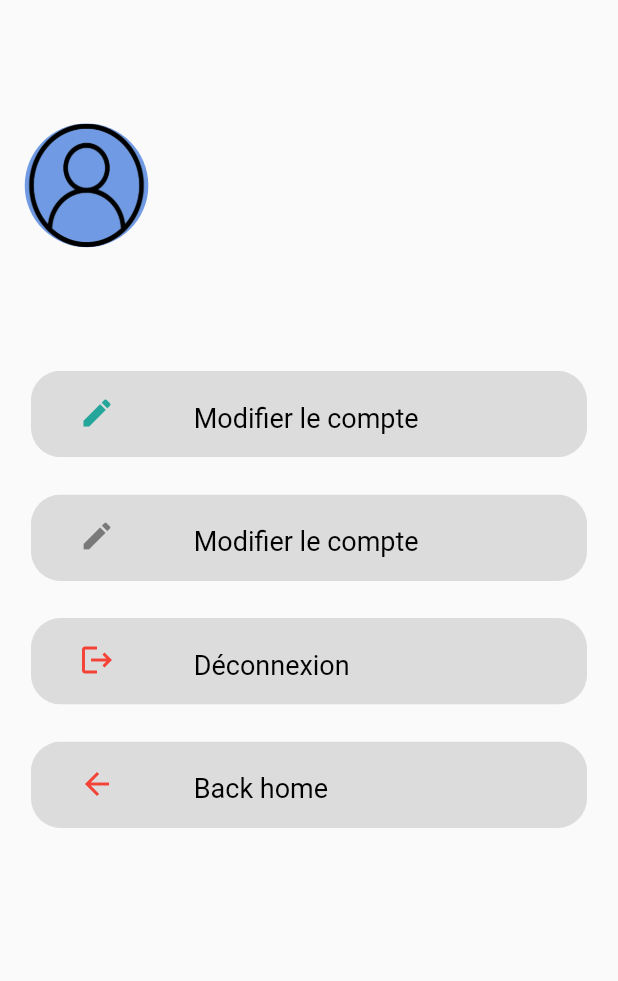
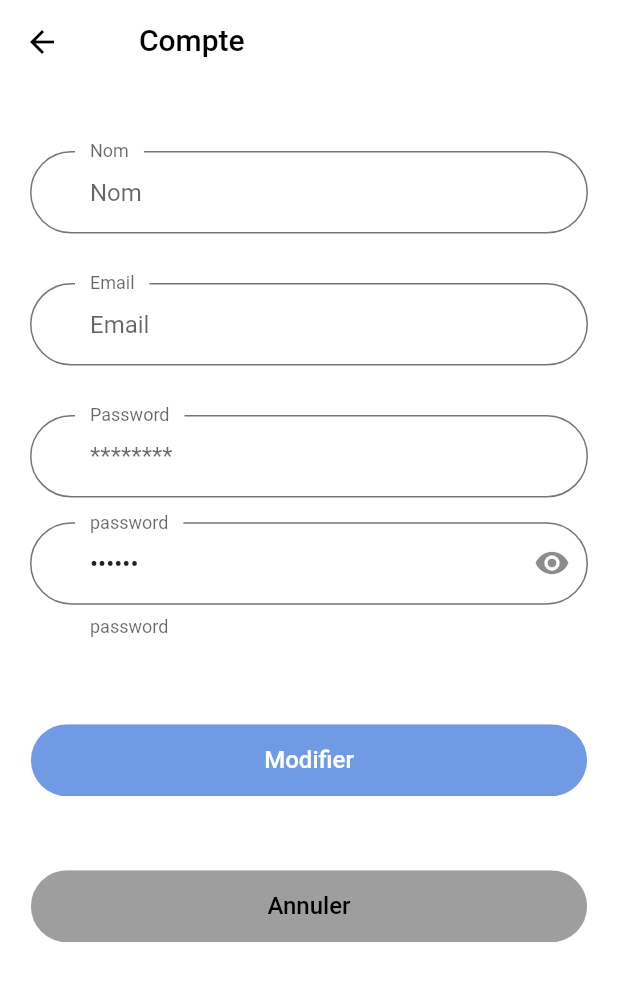
Before and after one commit to elbarhmimohamed/Pieca.com, a Flutter app: the ProfilView screen opened directly, after a tap on "Modifier le compte", on a phone screen of 412 x 824 dp. Shown: the top 981 px of the screen. Run offline on Flutter 3.47's test engine with Material 2 defaults, Android fonts, the phone set to English and light mode, and no system bars; our stand-ins replace cloud_firestore, date_field, firebase_auth, firebase_core, flutter_svg, get and 4 more; missing offline and left inert: dart:ffi, dart:js, status_change; accounts and stored records are empty; Roboto replaces fonts that are missing (SourceSans); statements that could not run were skipped.

Commit message:
add even more features

```diff
--- /dev/null
+++ b/lib/View/Customer Views/Profil/edit_profil.dart
@@ -0,0 +1,170 @@
+import 'package:flutter/material.dart';
+import 'package:get/get.dart';
+import 'package:pieca/View/Customer%20Views/Profil/iconButtonNavigat.dart';
+import 'package:pieca/View/home/components/custom_text.dart';
+import 'package:pieca/View/home/homeView.dart';
+import 'package:pieca/helper/text_filed.dart';
+import 'package:pieca/view_model/profil_view_model.dart';
+
+class EditProfilView extends GetWidget<ProfilViewModel> {
+  @override
+  Widget build(BuildContext context) {
+    Size size = MediaQuery.of(context).size;
+    return GetBuilder<ProfilViewModel>(
+        init: ProfilViewModel(),
+        builder: (controller) => Scaffold(
+              resizeToAvoidBottomInset: false,
+              backgroundColor: Colors.white,
+              appBar: AppBar(
+                backgroundColor: Colors.white,
+                title: CustomText(
+                  text: 'Compte',
+                  fontSize: 20,
+                ),
+                elevation: 0.0,
+                leading: IconButton(
+                  icon: const Icon(
+                    Icons.arrow_back,
+                    color: Colors.black,
+                  ),
+                  onPressed: () {
+                    Get.offAll(() => HomeView());
+                  },
+                ),
+              ),
+              body: Padding(
+                padding: const EdgeInsets.all(20),
+                child: Column(
+                  mainAxisAlignment: MainAxisAlignment.start,
+                  children: [
+                    // ignore: avoid_types_as_parameter_names
+                    CustomTextFiled(
+                      labeltext: 'Nom',
+                      hinttext: 'Nom',
+                      icon: IconButton(onPressed: () {}, icon: Icon(null)),
+                      input: TextInputType.text,
+                      onsave: (String? value) {},
+                      onvalide: (String? value) {},
+                    ),
+                    SizedBox(
+                      height: size.height * .01,
+                    ),
+                    CustomTextFiled(
+                      labeltext: 'Email',
+                      hinttext: 'Email',
+                      icon: IconButton(onPressed: () {}, icon: Icon(null)),
+                      input: TextInputType.text,
+                      onsave: (String? value) {},
+                      onvalide: (String? value) {},
+                    ),
+                    SizedBox(
+                      height: size.height * .01,
+                    ),
+                    CustomTextFiled(
+                      labeltext: 'Password',
+                      hinttext: '********',
+                      icon: IconButton(onPressed: () {}, icon: Icon(null)),
+                      input: TextInputType.text,
+                      onsave: (String? value) {},
+                      onvalide: (String? value) {},
+                    ),
+                    SizedBox(
+                      height: size.height * .01,
+                    ),
+                    /*CustomTextFiled(
+              labeltext: 'Confirmation',
+              hinttext: '********',
+              icon: const Icon(null),
+              input: TextInputType.text,
+              onsave: (String? value) {},
+              onvalide: (String? value) {},
+            ),*/
+                    SizedBox(
+                      height: size.height * .01,
+                    ),
+                    TextFormField(
+                      initialValue: '******',
+                      obscureText: controller.obscureText,
+                      decoration: InputDecoration(
+                        helperText: 'password',
+                        floatingLabelBehavior: FloatingLabelBehavior.always,
+                        suffixIcon: IconButton(
+                          onPressed: () {
+                            controller.changeIcon();
+                          },
+                          icon: controller.icon,
+                        ),
+                        contentPadding:
+                            EdgeInsets.symmetric(vertical: 18, horizontal: 40),
+                        labelText: 'password',
+                        hintText: 'password',
+                        focusedErrorBorder: OutlineInputBorder(
+                            borderRadius: BorderRadius.circular(30),
+                            borderSide: BorderSide(color: Color(0xFF757575)),
+                            gapPadding: 10),
+                        errorBorder: OutlineInputBorder(
+                            borderRadius: BorderRadius.circular(30),
+                            borderSide: BorderSide(color: Color(0xFF757575)),
+                            gapPadding: 10),
+                        enabledBorder: OutlineInputBorder(
+                            borderRadius: BorderRadius.circular(30),
+                            borderSide: BorderSide(color: Color(0xFF757575)),
+                            gapPadding: 10),
+                        focusedBorder: OutlineInputBorder(
+                            borderRadius: BorderRadius.circular(30),
+                            borderSide: BorderSide(color: Color(0xFF757575)),
+                            gapPadding: 10),
+                      ),
+                    ),
+
+                    SizedBox(
+                      height: size.height * .02,
+                    ),
+                    Container(
+                      margin:
+                          EdgeInsets.symmetric(vertical: size.height * 0.05),
+                      width: size.width * 0.9,
+                      child: ClipRRect(
+                        borderRadius: BorderRadius.circular(30),
+                        child: FlatButton(
+                            padding: EdgeInsets.symmetric(
+                                vertical: 16, horizontal: 50),
+                            color: Color(0xff709BE4),
+                            onPressed: () {
+                              //   _formkey.currentState!.save();
+                              // if (_formkey.currentState!.validate()) {
+                              // controller.SignUpWithEmainAndPassword();}
+                            },
+                            child: CustomText(
+                              text: 'Modifier',
+                              alignment: Alignment.center,
+                              color: Colors.white,
+                            )),
+                      ),
+                    ),
+                    SizedBox(
+                      height: size.height * .01,
+                    ),
+                    Container(
+                      width: size.width * 0.9,
+                      child: ClipRRect(
+                        borderRadius: BorderRadius.circular(30),
+                        child: FlatButton(
+                            padding: EdgeInsets.symmetric(
+                                vertical: 16, horizontal: 50),
+                            color: Colors.grey,
+                            onPressed: () {
+                              Get.offAll(() => HomeView());
+                            },
+                            child: CustomText(
+                              text: 'Annuler',
+                              alignment: Alignment.center,
+                            )),
+                      ),
+                    ),
+                  ],
+                ),
+              ),
+            ));
+  }
+}
--- a/lib/View/Customer Views/Profil/iconButtonNavigat.dart
+++ b/lib/View/Customer Views/Profil/iconButtonNavigat.dart
@@ -7,7 +7,7 @@ class IconButtonNavigat extends StatelessWidget {
 
   final Icon icon;
 
-  final Function() onpress;
+  final void Function() onpress;
 
   IconButtonNavigat(
       {this.text = '', required this.icon, required this.onpress});
--- a/lib/View/Customer Views/Profil/profil.dart
+++ b/lib/View/Customer Views/Profil/profil.dart
@@ -3,6 +3,7 @@ import 'package:flutter/material.dart';
 import 'package:flutter_svg/svg.dart';
 import 'package:get/get.dart';
 import 'package:pieca/View/Auth/login.dart';
+import 'package:pieca/View/Customer%20Views/Profil/edit_profil.dart';
 import 'package:pieca/View/Customer%20Views/Profil/iconButtonNavigat.dart';
 import 'package:pieca/View/home/components/custom_text.dart';
 import 'package:pieca/View/home/homeView.dart';
@@ -90,7 +91,9 @@ class ProfilView extends GetWidget<AuthViewModel> {
                           color: Colors.teal[400],
                         ),
                         text: 'Modifier le compte',
-                        onpress: () {},
+                        onpress: () {
+                          Get.to(() => EditProfilView());
+                        },
                       ),
                       SizedBox(
                         height: size.height * .03,
--- a/lib/helper/text_filed.dart
+++ b/lib/helper/text_filed.dart
@@ -14,7 +14,7 @@ class CustomTextFiled extends StatelessWidget {
   final String labeltext;
   final String hinttext;
 
-  final Icon icon;
+  final IconButton icon;
   final TextInputType input;
   final bool obscuretext;
   final String? helper;
--- a/lib/view_model/auth_View_Model.dart
+++ b/lib/view_model/auth_View_Model.dart
@@ -1,5 +1,3 @@
-import 'dart:async';
-
 import 'package:firebase_auth/firebase_auth.dart';
 import 'package:flutter/material.dart';
 import 'package:get/get.dart';
@@ -19,6 +17,12 @@ class AuthViewModel extends GetxController {
   String? get user => _user.value?.email;
   final LocalStorageData localStorageData = Get.put(LocalStorageData());
   final ProfilViewModel profilViewModel = Get.put(ProfilViewModel());
+
+  Icon _icon = Icon(Icons.visibility_off);
+  Icon get icon => _icon;
+
+  bool _obscureText = true;
+  bool get obscureText => _obscureText;
 
   GlobalKey<FormState> globalKeylogin = GlobalKey();
 
@@ -115,7 +119,7 @@ class AuthViewModel extends GetxController {
           snackPosition: SnackPosition.BOTTOM,
         );
       }
-    } else {}
+    }
   }
 
   void saveUser(UserCredential user) async {
@@ -144,4 +148,18 @@ class AuthViewModel extends GetxController {
       print(e.toString());
     }
   }
+
+  changeIcon() {
+    if (_obscureText == true) {
+      _icon = Icon(
+        Icons.visibility,
+        color: Color(0xff1e88e5),
+      );
+      _obscureText = false;
+    } else {
+      _icon = Icon(Icons.visibility_off);
+      _obscureText = true;
+    }
+    update();
+  }
 }
--- a/lib/view_model/profil_view_model.dart
+++ b/lib/view_model/profil_view_model.dart
@@ -1,13 +1,11 @@
-import 'dart:developer';
-
 import 'package:firebase_auth/firebase_auth.dart';
 import 'package:flutter/cupertino.dart';
+import 'package:flutter/material.dart';
+import 'package:flutter/widgets.dart';
 import 'package:get/get.dart';
 import 'package:google_sign_in/google_sign_in.dart';
 import 'package:pieca/Model/user_model.dart';
 import 'package:pieca/helper/local_storage_data.dart';
-import 'package:pieca/view_model/auth_View_Model.dart';
-import 'package:pieca/view_model/home_view_model.dart';
 
 class ProfilViewModel extends GetxController {
   final LocalStorageData localStorageData = Get.put(LocalStorageData());
@@ -19,6 +17,12 @@ class ProfilViewModel extends GetxController {
 
   UserModel? get userModel => _userModel;
   UserModel? _userModel;
+
+  Icon _icon = Icon(Icons.visibility);
+  Icon get icon => _icon;
+
+  bool _obscureText = true;
+  bool get obscureText => _obscureText;
 
   @override
   void onInit() async {
@@ -44,4 +48,15 @@ class ProfilViewModel extends GetxController {
     FirebaseAuth.instance.signOut();
     localStorageData.deletUser();
   }
+
+  changeIcon() {
+    if (_obscureText == true) {
+      _icon = Icon(Icons.visibility_off);
+      _obscureText = false;
+    } else {
+      _icon = Icon(Icons.visibility);
+      _obscureText = true;
+    }
+    update();
+  }
 }
```
Also changed, not shown: lib/View/Auth/Signup/signup.dart (+34 -65 lines), lib/View/Auth/login.dart (+27 -22 lines), lib/View/Commande/widgets/add_address.dart (+7 -5 lines), lib/View/Customer Views/Commande/widgets/add_address.dart (+7 -5 lines).
